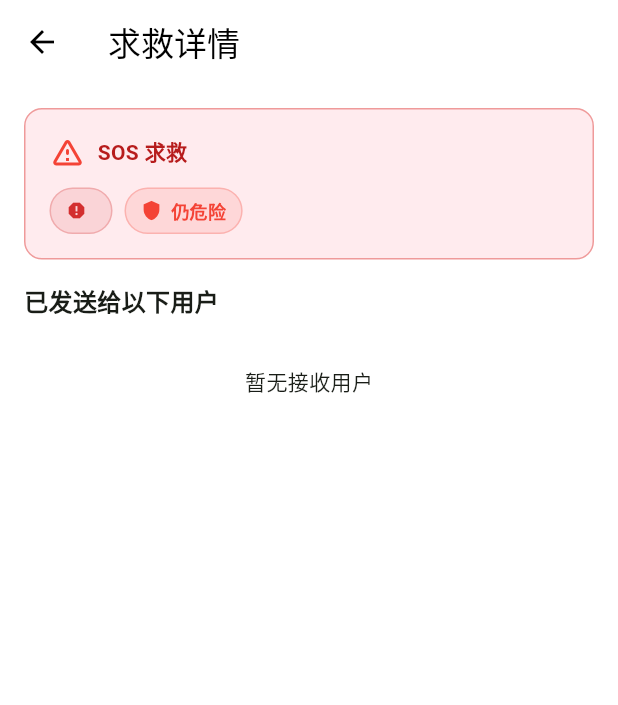
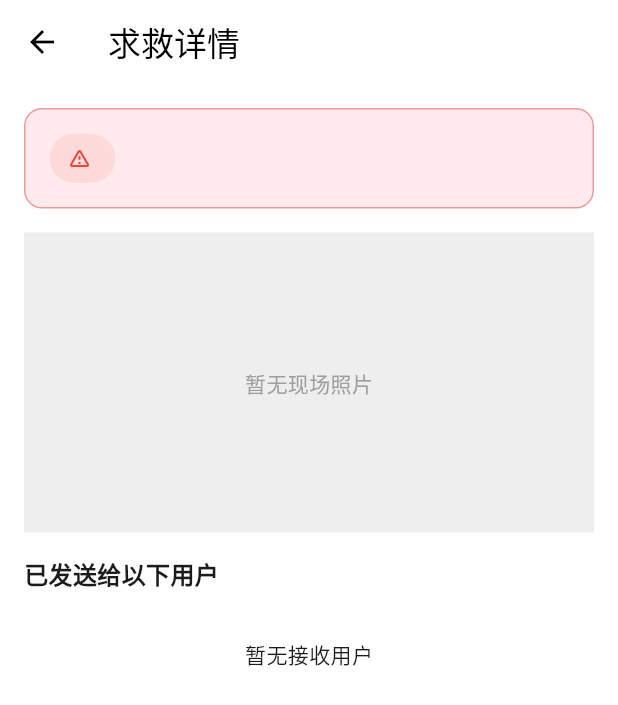
Before and after one commit to lizhedm/solitary, a Flutter app: the SOSEventDetailPage screen opened directly with empty values, on a phone screen of 412 x 824 dp. Shown: the top 705 px of the screen. Run offline on Flutter 3.47's test engine with Material 3 defaults, Android fonts, the phone set to English and light mode, and no system bars; our stand-ins replace cached_network_image, device_info_plus, dio, flutter_image_compress, geolocator, image_picker and 5 more; accounts and stored records are empty.

```diff
--- a/lib/models/message.dart
+++ b/lib/models/message.dart
@@ -9,6 +9,8 @@ class Message {
   final int? hikeId;
   final int? senderHikeId;
   final int? receiverHikeId;
+  /// 好友消息中的图片/附件 URL（如 type 为 image 时）
+  final String? attachmentUrl;
 
   Message({
     required this.id,
@@ -21,6 +23,7 @@ class Message {
     this.hikeId,
     this.senderHikeId,
     this.receiverHikeId,
+    this.attachmentUrl,
   });
 
   factory Message.fromJson(Map<String, dynamic> json) {
@@ -35,11 +38,12 @@ class Message {
       hikeId: json['hike_id'],
       senderHikeId: json['sender_hike_id'],
       receiverHikeId: json['receiver_hike_id'],
+      attachmentUrl: json['attachment_url'],
     );
   }
 
   Map<String, dynamic> toJson() {
-    return {
+    final m = <String, dynamic>{
       'id': id,
       'sender_id': senderId,
       'receiver_id': receiverId,
@@ -51,5 +55,7 @@ class Message {
       'sender_hike_id': senderHikeId,
       'receiver_hike_id': receiverHikeId,
     };
+    if (attachmentUrl != null) m['attachment_url'] = attachmentUrl;
+    return m;
   }
 }
--- a/lib/pages/messages/message_center_page.dart
+++ b/lib/pages/messages/message_center_page.dart
@@ -240,7 +240,8 @@ class _MessageCenterPageState extends State<MessageCenterPage> with SingleTicker
                       builder: (context) => ChatPage(
                         title: contact.nickname,
                         avatar: contact.avatar,
-                        partnerId: contact.id, // Need to update ChatPage to accept ID
+                        partnerId: contact.id,
+                        isFriendConversation: true,
                       ),
                     ),
                   );
--- a/lib/pages/messages/sos_event_detail_page.dart
+++ b/lib/pages/messages/sos_event_detail_page.dart
@@ -1,11 +1,11 @@
 import 'dart:convert';
-import 'dart:typed_data';
 
 import 'package:flutter/material.dart';
 import 'package:cached_network_image/cached_network_image.dart';
 import 'package:solitary/services/api_service.dart';
 import 'package:solitary/services/database_helper.dart';
 
+import '../hiking/route_feedback_detail_page.dart';
 import 'chat_page.dart';
 
 class SOSEventDetailPage extends StatefulWidget {
@@ -20,8 +20,9 @@ class SOSEventDetailPage extends StatefulWidget {
 class _SOSEventDetailPageState extends State<SOSEventDetailPage> {
   late final Map<String, dynamic> _messageData;
   late final List<dynamic> _recipients;
-  late final List<String> _photoBase64List;
+  late final List<String> _photoUrls;
   List<Map<String, dynamic>> _recipientCards = [];
+  int _currentIndex = 0;
 
   @override
   void initState() {
@@ -29,7 +30,7 @@ class _SOSEventDetailPageState extends State<SOSEventDetailPage> {
     _messageData = _safeJson(widget.event['message_json']) ?? {};
     _recipients = _safeJson(widget.event['recipients_json']) ?? [];
     final photosJson = _safeJson(widget.event['photos_json']);
-    _photoBase64List = (photosJson is List)
+    _photoUrls = (photosJson is List)
         ? photosJson.map((e) => e.toString()).where((s) => s.isNotEmpty).toList()
         : <String>[];
     _loadRecipients();
@@ -150,6 +151,7 @@ class _SOSEventDetailPageState extends State<SOSEventDetailPage> {
       body: ListView(
         padding: const EdgeInsets.all(16),
         children: [
+          // 头部卡片：整体风格参照路况详情
           Container(
             padding: const EdgeInsets.all(16),
             decoration: BoxDecoration(
@@ -157,58 +159,104 @@ class _SOSEventDetailPageState extends State<SOSEventDetailPage> {
               borderRadius: BorderRadius.circular(12),
               border: Border.all(color: Colors.red.shade200),
             ),
-            child: Column(
-              crossAxisAlignment: CrossAxisAlignment.start,
+            child: Row(
               children: [
-                Row(
+                Container(
+                  padding: const EdgeInsets.symmetric(horizontal: 12, vertical: 6),
+                  decoration: BoxDecoration(
+                    color: statusColor.withOpacity(0.1),
+                    borderRadius: BorderRadius.circular(20),
+                  ),
+                  child: Row(
                     children: [
-                    const Icon(Icons.warning_amber_rounded, color: Colors.red),
-                    const SizedBox(width: 8),
-                    Text('SOS 求救', style: TextStyle(color: Colors.red.shade900, fontWeight: FontWeight.bold)),
+                      const Icon(Icons.warning_amber_rounded, size: 16, color: Colors.red),
+                      const SizedBox(width: 4),
+                      Text(
+                        dangerLabel,
+                        style: TextStyle(color: Colors.red.shade900, fontWeight: FontWeight.bold),
+                      ),
                     ],
                   ),
-                const SizedBox(height: 12),
-                Wrap(
-                  spacing: 8,
-                  runSpacing: 8,
-                  children: [
-                    _chip(Icons.report, dangerLabel, Colors.red.shade700),
-                    _chip(Icons.shield, statusText, statusColor),
-                    if (urgentLabels.isNotEmpty)
-                      _chip(Icons.inventory_2, urgentLabels.join('、'), Colors.deepOrange),
-                  ],
                 ),
+                const Spacer(),
               ],
             ),
           ),
           const SizedBox(height: 16),
 
-          if (_photoBase64List.isNotEmpty) ...[
-            const Text('现场照片', style: TextStyle(fontSize: 16, fontWeight: FontWeight.bold)),
-            const SizedBox(height: 12),
+          // 现场照片：布局、交互完全复用 route_feedback_detail_page 的风格
+          if (_photoUrls.isNotEmpty)
+            Stack(
+              children: [
                 SizedBox(
-              height: 96,
-              child: ListView.separated(
-                scrollDirection: Axis.horizontal,
-                itemCount: _photoBase64List.length,
-                separatorBuilder: (_, __) => const SizedBox(width: 10),
+                  height: 250,
+                  child: PageView.builder(
+                    itemCount: _photoUrls.length,
+                    onPageChanged: (index) {
+                      setState(() {
+                        _currentIndex = index;
+                      });
+                    },
                     itemBuilder: (context, index) {
-                  final b64 = _photoBase64List[index];
-                  Uint8List? bytes;
-                  try {
-                    bytes = base64Decode(b64);
-                  } catch (_) {}
-                  return ClipRRect(
-                    borderRadius: BorderRadius.circular(10),
-                    child: bytes == null
-                        ? Container(width: 96, height: 96, color: Colors.grey.shade200)
-                        : Image.memory(bytes, width: 96, height: 96, fit: BoxFit.cover),
+                      String url = _photoUrls[index];
+                      if (!url.startsWith('http')) {
+                        url = 'http://8.136.205.255:8000$url';
+                      }
+                      return GestureDetector(
+                        onTap: () {
+                          final fullUrls = _photoUrls.map((p) {
+                            if (!p.startsWith('http')) {
+                              return 'http://8.136.205.255:8000$p';
+                            }
+                            return p;
+                          }).toList();
+
+                          Navigator.push(
+                            context,
+                            MaterialPageRoute(
+                              builder: (context) => ImageViewerPage(
+                                imageUrls: fullUrls,
+                                initialIndex: index,
+                              ),
+                            ),
+                          );
+                        },
+                        child: CachedNetworkImage(
+                          imageUrl: url,
+                          fit: BoxFit.cover,
+                          placeholder: (context, url) => Container(color: Colors.grey[200]),
+                          errorWidget: (context, url, error) => const Icon(Icons.error),
+                        ),
                       );
                     },
                   ),
                 ),
+                Positioned(
+                  bottom: 10,
+                  right: 10,
+                  child: Container(
+                    padding: const EdgeInsets.symmetric(horizontal: 10, vertical: 4),
+                    decoration: BoxDecoration(
+                      color: Colors.black.withOpacity(0.6),
+                      borderRadius: BorderRadius.circular(12),
+                    ),
+                    child: Text(
+                      '${_currentIndex + 1}/${_photoUrls.length}',
+                      style: const TextStyle(color: Colors.white, fontSize: 12),
+                    ),
+                  ),
+                ),
+              ],
+            )
+          else
+            Container(
+              height: 200,
+              color: Colors.grey[200],
+              child: const Center(
+                child: Text('暂无现场照片', style: TextStyle(color: Colors.grey)),
+              ),
+            ),
           const SizedBox(height: 16),
-          ],
 
           const Text('已发送给以下用户', style: TextStyle(fontSize: 16, fontWeight: FontWeight.bold)),
           const SizedBox(height: 8),
```
Also changed, not shown: lib/pages/messages/chat_page.dart (+7 -4 lines), lib/providers/message_provider.dart (+87 -45 lines), lib/services/database_helper.dart (+106 -1 lines), 5 other files. Lines whose indentation alone changed are shown as unchanged.
